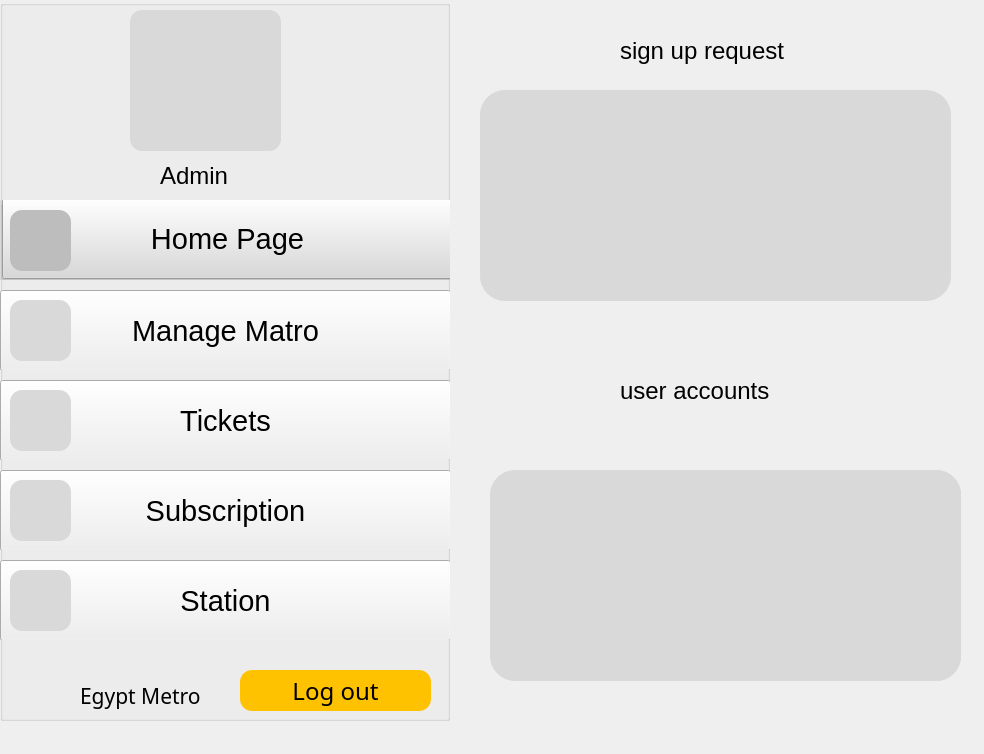
Above: admin.ui from hager55m/Metro-Mate-DS before the change. Below: the same form after it.
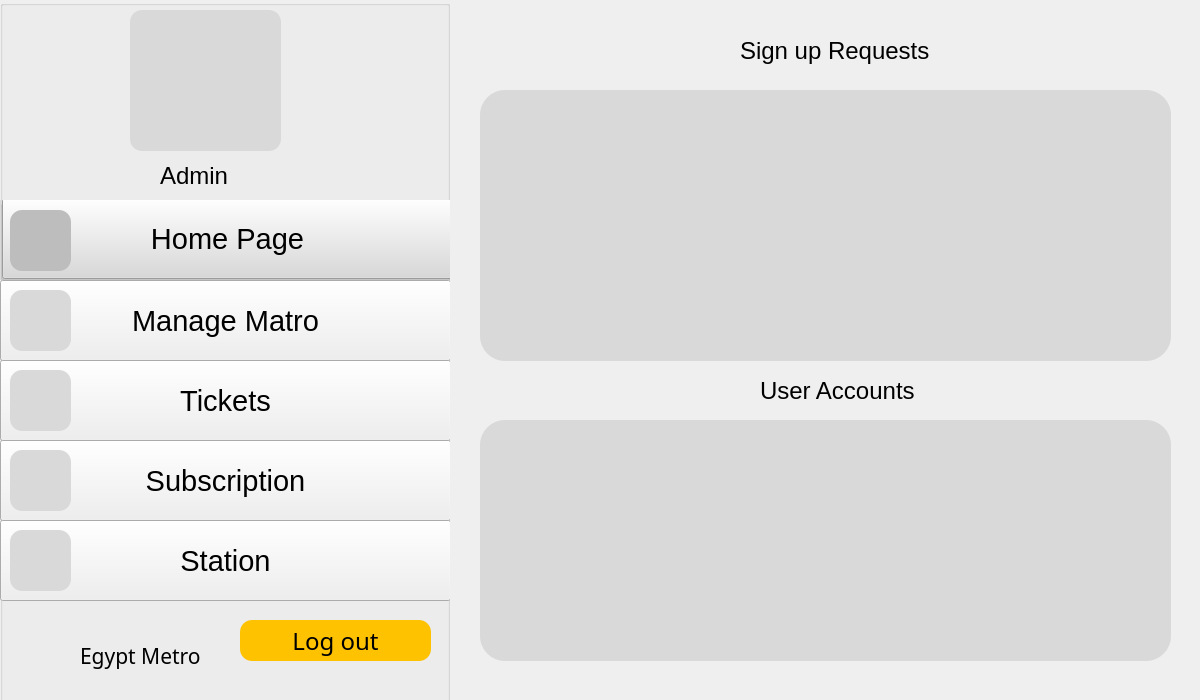
That is the form after the change.

Commit message: Some Admin UI Adjustments

The edit to the form file:
```diff
--- a/admin.ui
+++ b/admin.ui
@@ -6,8 +6,8 @@
    <rect>
     <x>0</x>
     <y>0</y>
-    <width>984</width>
-    <height>754</height>
+    <width>1200</width>
+    <height>700</height>
    </rect>
   </property>
   <property name="windowTitle">
@@ -94,271 +94,11 @@
       </property>
      </widget>
     </widget>
-    <widget class="QGroupBox" name="manage">
-     <property name="geometry">
-      <rect>
-       <x>0</x>
-       <y>290</y>
-       <width>451</width>
-       <height>80</height>
-      </rect>
-     </property>
-     <property name="title">
-      <string/>
-     </property>
-     <widget class="QPushButton" name="pushButton_4">
-      <property name="geometry">
-       <rect>
-        <x>0</x>
-        <y>0</y>
-        <width>451</width>
-        <height>81</height>
-       </rect>
-      </property>
-      <property name="font">
-       <font>
-        <pointsize>22</pointsize>
-       </font>
-      </property>
-      <property name="text">
-       <string>Manage Matro</string>
-      </property>
-     </widget>
-     <widget class="QLabel" name="manimg">
-      <property name="geometry">
-       <rect>
-        <x>10</x>
-        <y>20</y>
-        <width>61</width>
-        <height>41</height>
-       </rect>
-      </property>
-      <property name="styleSheet">
-       <string notr="true">background-color: #D9D9D9;
-</string>
-      </property>
-      <property name="text">
-       <string/>
-      </property>
-     </widget>
-     <widget class="QLabel" name="label_5">
-      <property name="geometry">
-       <rect>
-        <x>10</x>
-        <y>10</y>
-        <width>61</width>
-        <height>61</height>
-       </rect>
-      </property>
-      <property name="styleSheet">
-       <string notr="true">background-color: #D9D9D9;
-border-radius: 12;</string>
-      </property>
-      <property name="text">
-       <string/>
-      </property>
-     </widget>
-    </widget>
-    <widget class="QGroupBox" name="ticket">
-     <property name="geometry">
-      <rect>
-       <x>0</x>
-       <y>380</y>
-       <width>451</width>
-       <height>80</height>
-      </rect>
-     </property>
-     <property name="title">
-      <string/>
-     </property>
-     <widget class="QPushButton" name="pushButton_3">
-      <property name="geometry">
-       <rect>
-        <x>0</x>
-        <y>0</y>
-        <width>451</width>
-        <height>81</height>
-       </rect>
-      </property>
-      <property name="font">
-       <font>
-        <pointsize>22</pointsize>
-       </font>
-      </property>
-      <property name="styleSheet">
-       <string notr="true">text-allignment:left;</string>
-      </property>
-      <property name="text">
-       <string>Tickets</string>
-      </property>
-     </widget>
-     <widget class="QLabel" name="ticimg">
-      <property name="geometry">
-       <rect>
-        <x>20</x>
-        <y>20</y>
-        <width>49</width>
-        <height>41</height>
-       </rect>
-      </property>
-      <property name="styleSheet">
-       <string notr="true">background-color: #D9D9D9;</string>
-      </property>
-      <property name="text">
-       <string/>
-      </property>
-     </widget>
-     <widget class="QLabel" name="label_7">
-      <property name="geometry">
-       <rect>
-        <x>10</x>
-        <y>10</y>
-        <width>61</width>
-        <height>61</height>
-       </rect>
-      </property>
-      <property name="styleSheet">
-       <string notr="true">background-color: #D9D9D9;
-border-radius: 12;</string>
-      </property>
-      <property name="text">
-       <string/>
-      </property>
-     </widget>
-    </widget>
-    <widget class="QGroupBox" name="sub">
-     <property name="geometry">
-      <rect>
-       <x>0</x>
-       <y>470</y>
-       <width>451</width>
-       <height>80</height>
-      </rect>
-     </property>
-     <property name="title">
-      <string/>
-     </property>
-     <widget class="QPushButton" name="pushButton_5">
-      <property name="geometry">
-       <rect>
-        <x>0</x>
-        <y>0</y>
-        <width>451</width>
-        <height>81</height>
-       </rect>
-      </property>
-      <property name="font">
-       <font>
-        <pointsize>22</pointsize>
-       </font>
-      </property>
-      <property name="text">
-       <string>Subscription</string>
-      </property>
-     </widget>
-     <widget class="QLabel" name="subimg">
-      <property name="geometry">
-       <rect>
-        <x>20</x>
-        <y>20</y>
-        <width>49</width>
-        <height>41</height>
-       </rect>
-      </property>
-      <property name="styleSheet">
-       <string notr="true">background-color: #D9D9D9;</string>
-      </property>
-      <property name="text">
-       <string/>
-      </property>
-     </widget>
-     <widget class="QLabel" name="label_9">
-      <property name="geometry">
-       <rect>
-        <x>10</x>
-        <y>10</y>
-        <width>61</width>
-        <height>61</height>
-       </rect>
-      </property>
-      <property name="styleSheet">
-       <string notr="true">background-color: #D9D9D9;
-border-radius: 12;</string>
-      </property>
-      <property name="text">
-       <string/>
-      </property>
-     </widget>
-    </widget>
-    <widget class="QGroupBox" name="station">
-     <property name="geometry">
-      <rect>
-       <x>0</x>
-       <y>560</y>
-       <width>451</width>
-       <height>80</height>
-      </rect>
-     </property>
-     <property name="title">
-      <string/>
-     </property>
-     <widget class="QPushButton" name="pushButton_2">
-      <property name="geometry">
-       <rect>
-        <x>0</x>
-        <y>0</y>
-        <width>451</width>
-        <height>81</height>
-       </rect>
-      </property>
-      <property name="font">
-       <font>
-        <pointsize>22</pointsize>
-       </font>
-      </property>
-      <property name="text">
-       <string>Station</string>
-      </property>
-     </widget>
-     <widget class="QLabel" name="staimg">
-      <property name="geometry">
-       <rect>
-        <x>20</x>
-        <y>20</y>
-        <width>49</width>
-        <height>41</height>
-       </rect>
-      </property>
-      <property name="styleSheet">
-       <string notr="true">background-color: #D9D9D9;</string>
-      </property>
-      <property name="text">
-       <string/>
-      </property>
-     </widget>
-     <widget class="QLabel" name="label_11">
-      <property name="geometry">
-       <rect>
-        <x>10</x>
-        <y>10</y>
-        <width>61</width>
-        <height>61</height>
-       </rect>
-      </property>
-      <property name="styleSheet">
-       <string notr="true">background-color: #D9D9D9;
-border-radius: 12;</string>
-      </property>
-      <property name="text">
-       <string/>
-      </property>
-     </widget>
-    </widget>
     <widget class="QLabel" name="metroimg">
      <property name="geometry">
       <rect>
        <x>10</x>
-       <y>660</y>
+       <y>620</y>
        <width>61</width>
        <height>51</height>
       </rect>
@@ -371,7 +111,7 @@
      <property name="geometry">
       <rect>
        <x>80</x>
-       <y>680</y>
+       <y>640</y>
        <width>161</width>
        <height>31</height>
       </rect>
@@ -425,7 +165,7 @@
      <property name="geometry">
       <rect>
        <x>240</x>
-       <y>670</y>
+       <y>620</y>
        <width>191</width>
        <height>41</height>
       </rect>
@@ -445,14 +185,190 @@
       <string>Log out</string>
      </property>
     </widget>
+    <widget class="QPushButton" name="pushButton_4">
+     <property name="geometry">
+      <rect>
+       <x>0</x>
+       <y>280</y>
+       <width>451</width>
+       <height>81</height>
+      </rect>
+     </property>
+     <property name="font">
+      <font>
+       <pointsize>22</pointsize>
+      </font>
+     </property>
+     <property name="text">
+      <string>Manage Matro</string>
+     </property>
+    </widget>
+    <widget class="QLabel" name="manimg">
+     <property name="geometry">
+      <rect>
+       <x>20</x>
+       <y>300</y>
+       <width>51</width>
+       <height>41</height>
+      </rect>
+     </property>
+     <property name="styleSheet">
+      <string notr="true">background-color: #D9D9D9;
+</string>
+     </property>
+     <property name="text">
+      <string/>
+     </property>
+    </widget>
+    <widget class="QLabel" name="label_5">
+     <property name="geometry">
+      <rect>
+       <x>10</x>
+       <y>290</y>
+       <width>61</width>
+       <height>61</height>
+      </rect>
+     </property>
+     <property name="styleSheet">
+      <string notr="true">background-color: #D9D9D9;
+border-radius: 12;</string>
+     </property>
+     <property name="text">
+      <string/>
+     </property>
+    </widget>
+    <widget class="QPushButton" name="pushButton_3">
+     <property name="geometry">
+      <rect>
+       <x>0</x>
+       <y>360</y>
+       <width>451</width>
+       <height>81</height>
+      </rect>
+     </property>
+     <property name="font">
+      <font>
+       <pointsize>22</pointsize>
+      </font>
+     </property>
+     <property name="styleSheet">
+      <string notr="true">text-allignment:left;</string>
+     </property>
+     <property name="text">
+      <string>Tickets</string>
+     </property>
+    </widget>
+    <widget class="QLabel" name="label_7">
+     <property name="geometry">
+      <rect>
+       <x>10</x>
+       <y>370</y>
+       <width>61</width>
+       <height>61</height>
+      </rect>
+     </property>
+     <property name="styleSheet">
+      <string notr="true">background-color: #D9D9D9;
+border-radius: 12;</string>
+     </property>
+     <property name="text">
+      <string/>
+     </property>
+    </widget>
+    <widget class="QPushButton" name="pushButton_5">
+     <property name="geometry">
+      <rect>
+       <x>0</x>
+       <y>440</y>
+       <width>451</width>
+       <height>81</height>
+      </rect>
+     </property>
+     <property name="font">
+      <font>
+       <pointsize>22</pointsize>
+      </font>
+     </property>
+     <property name="text">
+      <string>Subscription</string>
+     </property>
+    </widget>
+    <widget class="QLabel" name="subimg">
+     <property name="geometry">
+      <rect>
+       <x>20</x>
+       <y>460</y>
+       <width>49</width>
+       <height>41</height>
+      </rect>
+     </property>
+     <property name="styleSheet">
+      <string notr="true">background-color: #D9D9D9;</string>
+     </property>
+     <property name="text">
+      <string/>
+     </property>
+    </widget>
+    <widget class="QLabel" name="label_9">
+     <property name="geometry">
+      <rect>
+       <x>10</x>
+       <y>450</y>
+       <width>61</width>
+       <height>61</height>
+      </rect>
+     </property>
+     <property name="styleSheet">
+      <string notr="true">background-color: #D9D9D9;
+border-radius: 12;</string>
+     </property>
+     <property name="text">
+      <string/>
+     </property>
+    </widget>
+    <widget class="QPushButton" name="pushButton_2">
+     <property name="geometry">
+      <rect>
+       <x>0</x>
+       <y>520</y>
+       <width>451</width>
+       <height>81</height>
+      </rect>
+     </property>
+     <property name="font">
+      <font>
+       <pointsize>22</pointsize>
+      </font>
+     </property>
+     <property name="text">
+      <string>Station</string>
+     </property>
+    </widget>
+    <widget class="QLabel" name="label_11">
+     <property name="geometry">
+      <rect>
+       <x>10</x>
+       <y>530</y>
+       <width>61</width>
+       <height>61</height>
+      </rect>
+     </property>
+     <property name="styleSheet">
+      <string notr="true">background-color: #D9D9D9;
+border-radius: 12;</string>
+     </property>
+     <property name="text">
+      <string/>
+     </property>
+    </widget>
    </widget>
    <widget class="QGroupBox" name="groupBox_3">
     <property name="geometry">
      <rect>
       <x>480</x>
       <y>90</y>
-      <width>471</width>
-      <height>211</height>
+      <width>691</width>
+      <height>271</height>
      </rect>
     </property>
     <property name="styleSheet">
@@ -466,7 +382,7 @@
    <widget class="QLabel" name="label_2">
     <property name="geometry">
      <rect>
-      <x>620</x>
+      <x>740</x>
       <y>30</y>
       <width>211</width>
       <height>41</height>
@@ -478,15 +394,15 @@
      </font>
     </property>
     <property name="text">
-     <string>sign up request</string>
+     <string>Sign up Requests</string>
     </property>
    </widget>
    <widget class="QLabel" name="label_4">
     <property name="geometry">
      <rect>
-      <x>620</x>
+      <x>760</x>
       <y>370</y>
-      <width>211</width>
+      <width>161</width>
       <height>41</height>
      </rect>
     </property>
@@ -496,16 +412,16 @@
      </font>
     </property>
     <property name="text">
-     <string>user accounts</string>
+     <string>User Accounts</string>
     </property>
    </widget>
    <widget class="QGroupBox" name="groupBox_4">
     <property name="geometry">
      <rect>
-      <x>490</x>
-      <y>470</y>
-      <width>471</width>
-      <height>211</height>
+      <x>480</x>
+      <y>420</y>
+      <width>691</width>
+      <height>241</height>
      </rect>
     </property>
     <property name="styleSheet">
@@ -518,8 +434,8 @@
     <widget class="QPushButton" name="userhistorybutton">
      <property name="geometry">
       <rect>
-       <x>10</x>
-       <y>0</y>
+       <x>130</x>
+       <y>10</y>
        <width>461</width>
        <height>211</height>
       </rect>
```
The commit also changes 22 other files.
